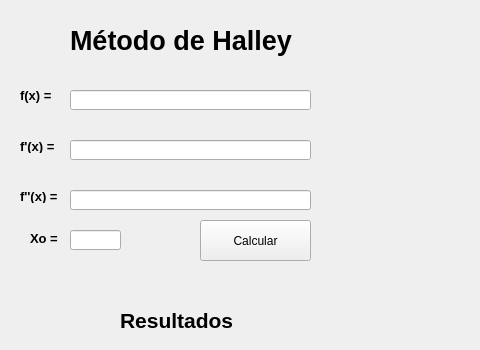
Old version of the form metodoshalleyeridders.ui in the repository ftiago89/Numerico-Projeto-1; both pictures show x 0 to 480 and y 0 to 350 of the 853 by 773 pixel window.
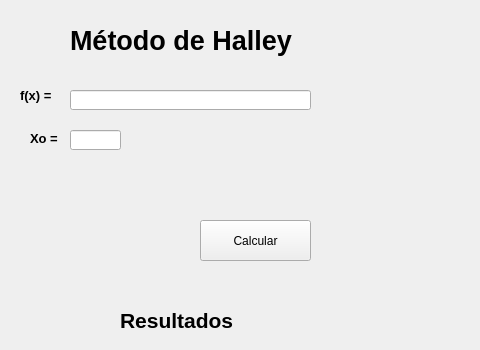
New version of the form. Custom widgets are drawn as their Qt base class.

Commit message:
Atualizações em Halley e na interface
O programa agora calcula as derivadas para o método de halley utilizando a biblioteca SymPy, não sendo necessário que o usuário as forneça.

What changed in the file:
```diff
--- a/metodoshalleyeridders.ui
+++ b/metodoshalleyeridders.ui
@@ -64,66 +64,6 @@
      </rect>
     </property>
    </widget>
-   <widget class="QLabel" name="labelDerivadaHalley">
-    <property name="geometry">
-     <rect>
-      <x>20</x>
-      <y>140</y>
-      <width>47</width>
-      <height>13</height>
-     </rect>
-    </property>
-    <property name="font">
-     <font>
-      <pointsize>10</pointsize>
-      <weight>75</weight>
-      <bold>true</bold>
-     </font>
-    </property>
-    <property name="text">
-     <string>f'(x) = </string>
-    </property>
-   </widget>
-   <widget class="QLabel" name="labelDerivada2Halley">
-    <property name="geometry">
-     <rect>
-      <x>20</x>
-      <y>190</y>
-      <width>47</width>
-      <height>13</height>
-     </rect>
-    </property>
-    <property name="font">
-     <font>
-      <pointsize>10</pointsize>
-      <weight>75</weight>
-      <bold>true</bold>
-     </font>
-    </property>
-    <property name="text">
-     <string>f''(x) = </string>
-    </property>
-   </widget>
-   <widget class="QLineEdit" name="lineEditDerivadaHalley">
-    <property name="geometry">
-     <rect>
-      <x>70</x>
-      <y>140</y>
-      <width>241</width>
-      <height>20</height>
-     </rect>
-    </property>
-   </widget>
-   <widget class="QLineEdit" name="lineEditDerivada2Halley">
-    <property name="geometry">
-     <rect>
-      <x>70</x>
-      <y>190</y>
-      <width>241</width>
-      <height>20</height>
-     </rect>
-    </property>
-   </widget>
    <widget class="QPushButton" name="pushButtonCalcularHalley">
     <property name="geometry">
      <rect>
@@ -141,7 +81,7 @@
     <property name="geometry">
      <rect>
       <x>30</x>
-      <y>230</y>
+      <y>130</y>
       <width>31</width>
       <height>16</height>
      </rect>
@@ -161,7 +101,7 @@
     <property name="geometry">
      <rect>
       <x>70</x>
-      <y>230</y>
+      <y>130</y>
       <width>51</width>
       <height>20</height>
      </rect>
```
The commit also changes 6 other files.
